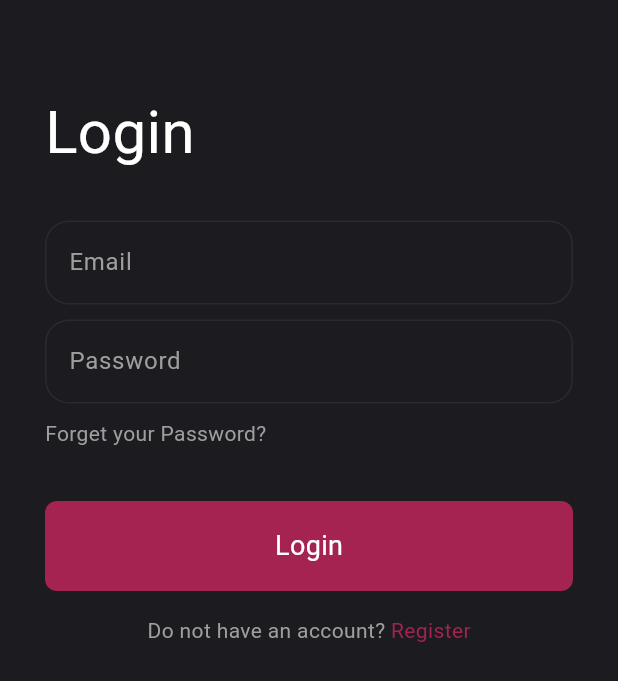
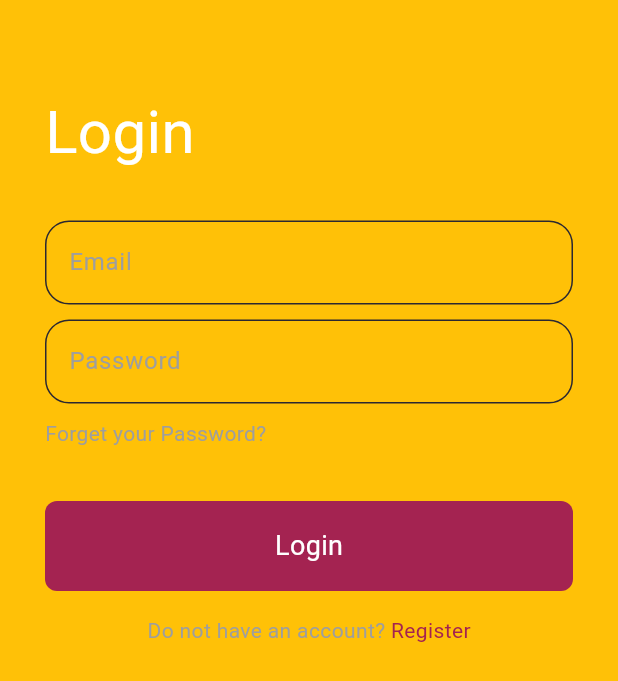
Before and after one commit to majdmari/fixit, a Flutter app: the screen it shows after launch, on a phone screen of 412 x 824 dp. Shown: the top 681 px of the screen. Run offline on Flutter 3.47's test engine with Material 3 defaults, Android fonts, the phone set to English and light mode, and no system bars.

Commit message:
change  color

```diff
--- a/lib/screens/login_screen.dart
+++ b/lib/screens/login_screen.dart
@@ -11,7 +11,7 @@
   @override
   Widget build(BuildContext context) {
     return Scaffold(
-      backgroundColor: KSurface,
+      backgroundColor: Colors.amber,
       body: Padding(
         padding: const EdgeInsets.all(30),
         child: ListView(
```
